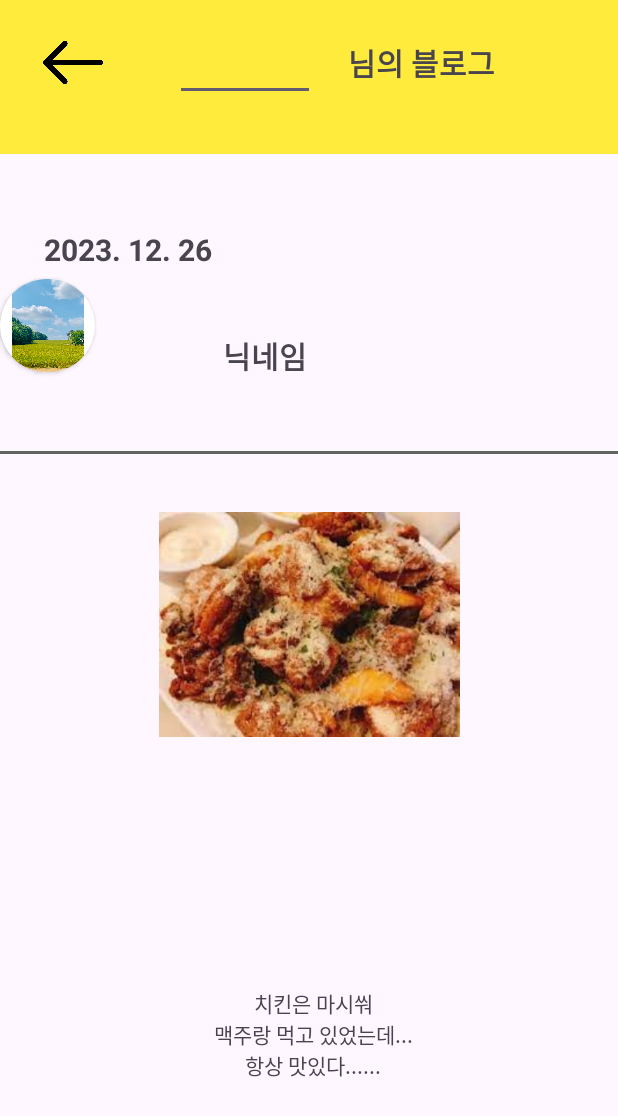
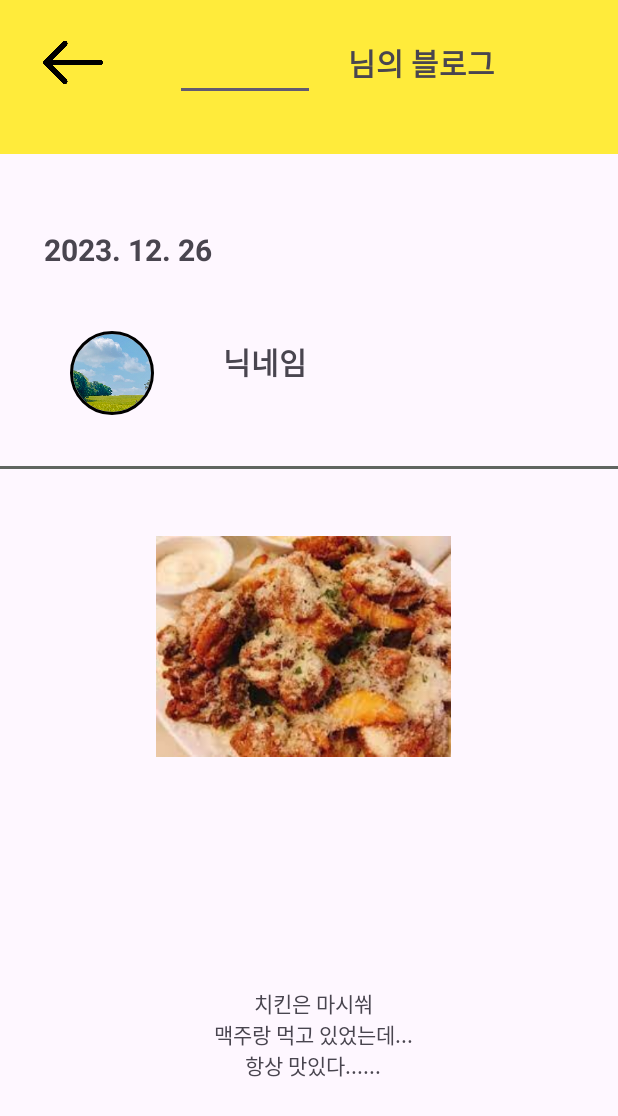
Before and after one commit to NBC-SNS-Team8/TastoryApp, an Android app: the screen it shows after launch (DetailActivity), on a phone screen of 412 x 824 dp. Shown: the top 1116 px of the screen. Run offline under Robolectric (Android 15) with nearby library versions, the phone set to English and light mode, and no system bars; our stand-ins replace CircleImageView.

Commit message:
detailpage archive

```diff
--- a/app/build.gradle.kts
+++ b/app/build.gradle.kts
@@ -41,6 +41,7 @@
     implementation("androidx.appcompat:appcompat:1.6.1")
     implementation("com.google.android.material:material:1.11.0")
     implementation("androidx.constraintlayout:constraintlayout:2.1.4")
+    implementation( "de.hdodenhof:circleimageview:3.1.0")
     testImplementation("junit:junit:4.13.2")
     androidTestImplementation("androidx.test.ext:junit:1.1.5")
     androidTestImplementation("androidx.test.espresso:espresso-core:3.5.1")
--- a/app/src/main/res/layout/activity_detail.xml
+++ b/app/src/main/res/layout/activity_detail.xml
@@ -74,12 +74,13 @@
         android:id="@+id/textView7"
         android:layout_width="69dp"
         android:layout_height="39dp"
-        android:layout_marginTop="36dp"
+        android:layout_marginTop="40dp"
         android:text="닉네임"
         android:textSize="20dp"
         android:textStyle="bold"
         app:layout_constraintEnd_toEndOf="parent"
         app:layout_constraintHorizontal_bias="0.433"
+
         app:layout_constraintStart_toStartOf="parent"
         app:layout_constraintTop_toBottomOf="@+id/textView4" />
 
@@ -95,10 +96,11 @@
 
     <ImageView
         android:id="@+id/imageView3"
-        android:layout_width="343dp"
-        android:layout_height="150dp"
-        android:layout_marginTop="80dp"
+        android:layout_width="330dp"
+        android:layout_height="147dp"
+        android:layout_marginTop="92dp"
         app:layout_constraintEnd_toEndOf="parent"
+        app:layout_constraintHorizontal_bias="0.455"
         app:layout_constraintStart_toStartOf="parent"
         app:layout_constraintTop_toBottomOf="@+id/textView7"
         app:srcCompat="@drawable/chicken" />
@@ -115,18 +117,17 @@
         app:layout_constraintHorizontal_bias="0.537"
         app:layout_constraintStart_toStartOf="parent" />
 
-    <androidx.cardview.widget.CardView
-        android:layout_width="63dp"
-        android:layout_height="62dp"
-        app:cardCornerRadius="100dp"
-        android:layout_marginLeft="10dp"
-        app:layout_constraintTop_toBottomOf="@+id/textView4">
+    <de.hdodenhof.circleimageview.CircleImageView
+        android:id="@+id/circularImageView"
+        android:layout_width="81dp"
+        android:layout_height="56dp"
+        android:src="@drawable/bright"
 
-        <androidx.appcompat.widget.AppCompatImageView
-            android:layout_width="match_parent"
-            android:layout_height="64dp"
-            android:src="@drawable/bright" />
-    </androidx.cardview.widget.CardView>
+        app:civ_border_width="2dp"
+        app:layout_constraintBottom_toTopOf="@+id/view"
+        app:layout_constraintEnd_toStartOf="@+id/textView7"
+        app:layout_constraintStart_toStartOf="parent"
+        app:layout_constraintTop_toBottomOf="@+id/textView4" />
 
 </androidx.constraintlayout.widget.ConstraintLayout>
 
```
